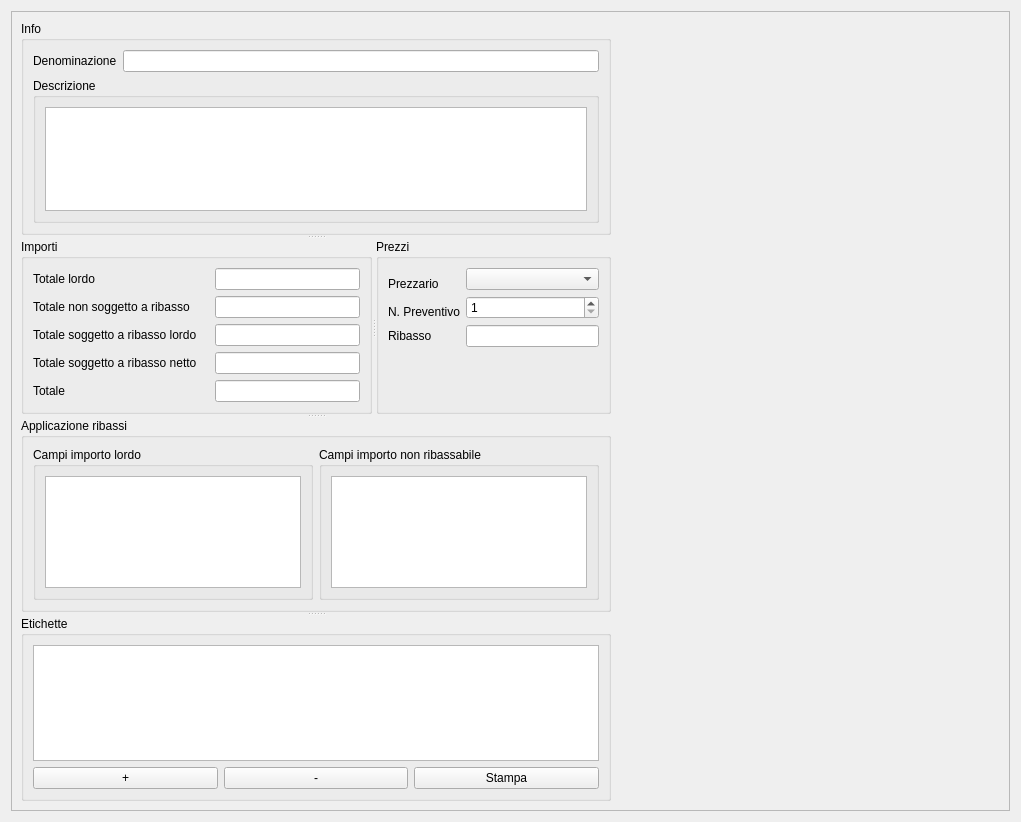
First picture: the form in qcostgui/accountinglsbilldatagui.ui, repository mickele77/qcost, before the edit.
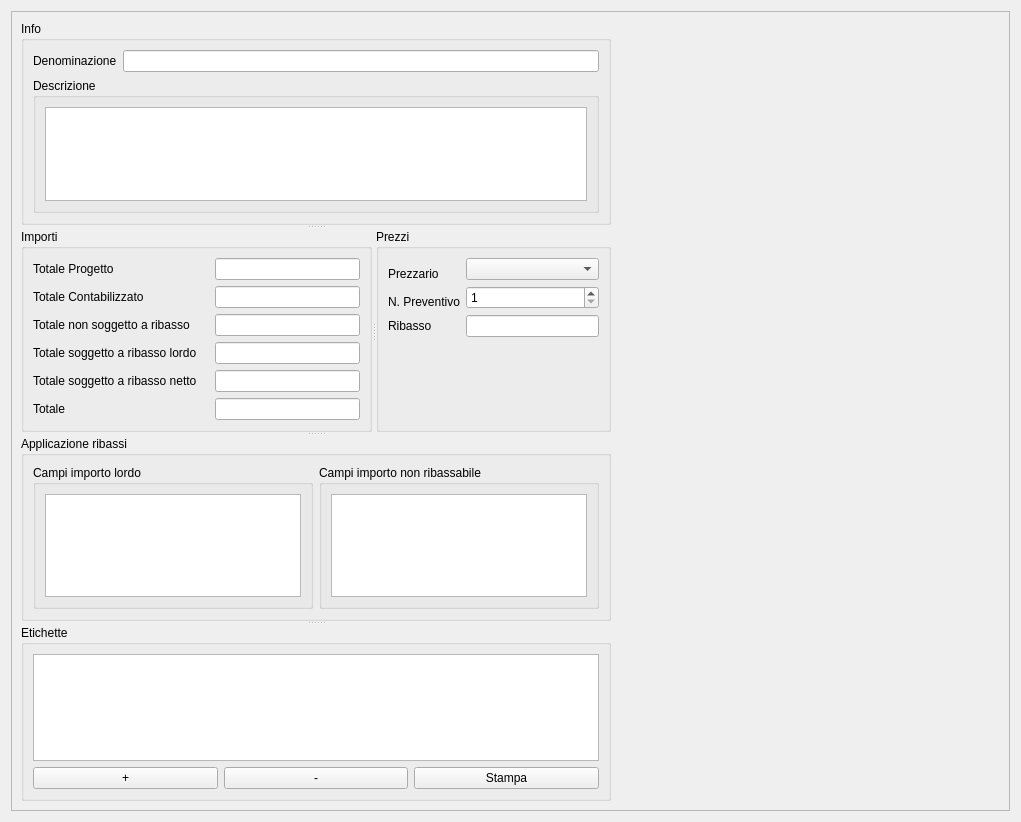
Second picture: the form after the edit.

Commit message: Inizio modifica interfaccia per categorie a corpo

What changed in the file:
```diff
--- a/qcostgui/accountinglsbilldatagui.ui
+++ b/qcostgui/accountinglsbilldatagui.ui
@@ -96,7 +96,7 @@
             <item row="0" column="0" colspan="3">
              <widget class="QLabel" name="totalAmountToBeDiscountedLabel">
               <property name="text">
-               <string>Totale lordo</string>
+               <string>Totale Progetto</string>
               </property>
              </widget>
             </item>
@@ -142,6 +142,20 @@
               </property>
              </widget>
             </item>
+            <item row="1" column="0">
+             <widget class="QLabel" name="totalAmountAccountedLabel">
+              <property name="text">
+               <string>Totale Contabilizzato</string>
+              </property>
+             </widget>
+            </item>
+            <item row="1" column="3">
+             <widget class="QLineEdit" name="totalAmountAccountedLineEdit">
+              <property name="readOnly">
+               <bool>true</bool>
+              </property>
+             </widget>
+            </item>
            </layout>
           </widget>
           <widget class="QGroupBox" name="groupBox">
```
